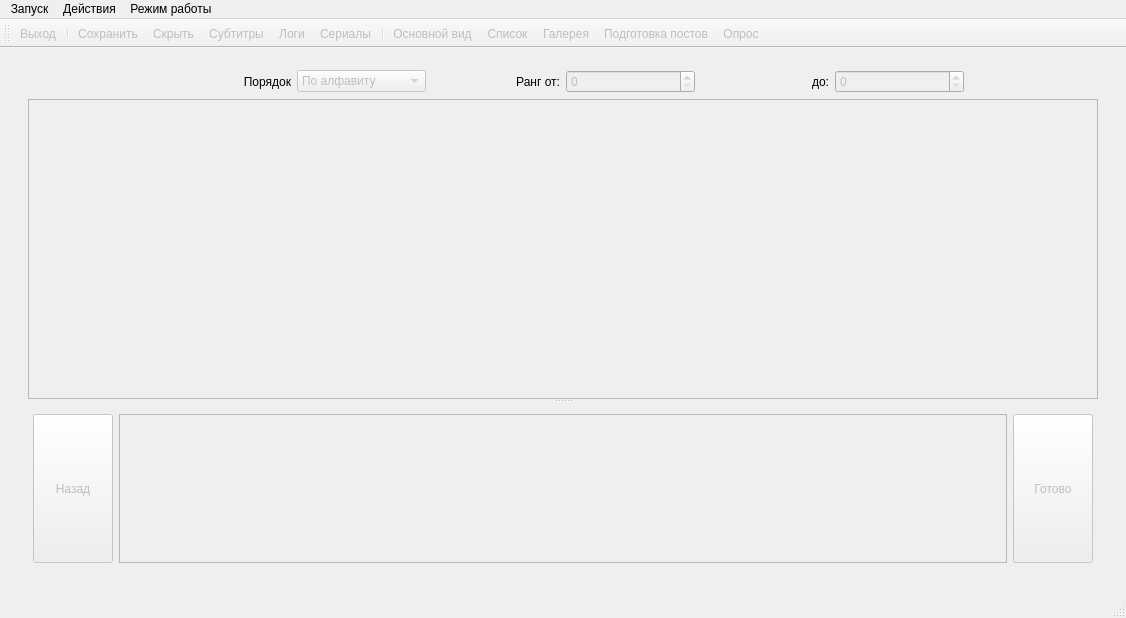
Qt form mainwindow.ui (cool-palace/Screenshot-Manager) before a commit.
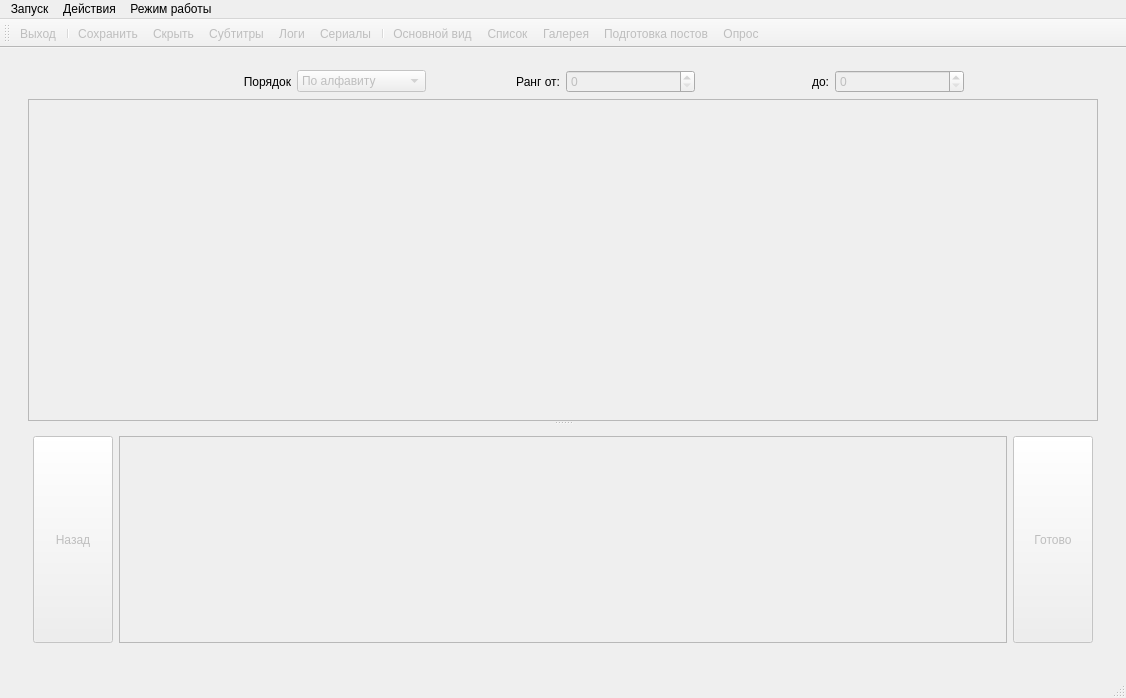
The same form after that commit. The open tabs and pages were chosen to show the change. Icons and pictures are not drawn. Custom widgets are drawn as their Qt base class.

Diff of the .ui file:
```diff
--- a/mainwindow.ui
+++ b/mainwindow.ui
@@ -10,7 +10,7 @@
     <x>0</x>
     <y>0</y>
     <width>1126</width>
-    <height>618</height>
+    <height>698</height>
    </rect>
   </property>
   <property name="windowTitle">
@@ -481,8 +481,8 @@
                    <rect>
                     <x>0</x>
                     <y>0</y>
-                    <width>67</width>
-                    <height>24</height>
+                    <width>1066</width>
+                    <height>310</height>
                    </rect>
                   </property>
                   <layout class="QGridLayout" name="gridLayout_15">
```
Left out of the diff: 10 changed lines with no effect on the pictures.
